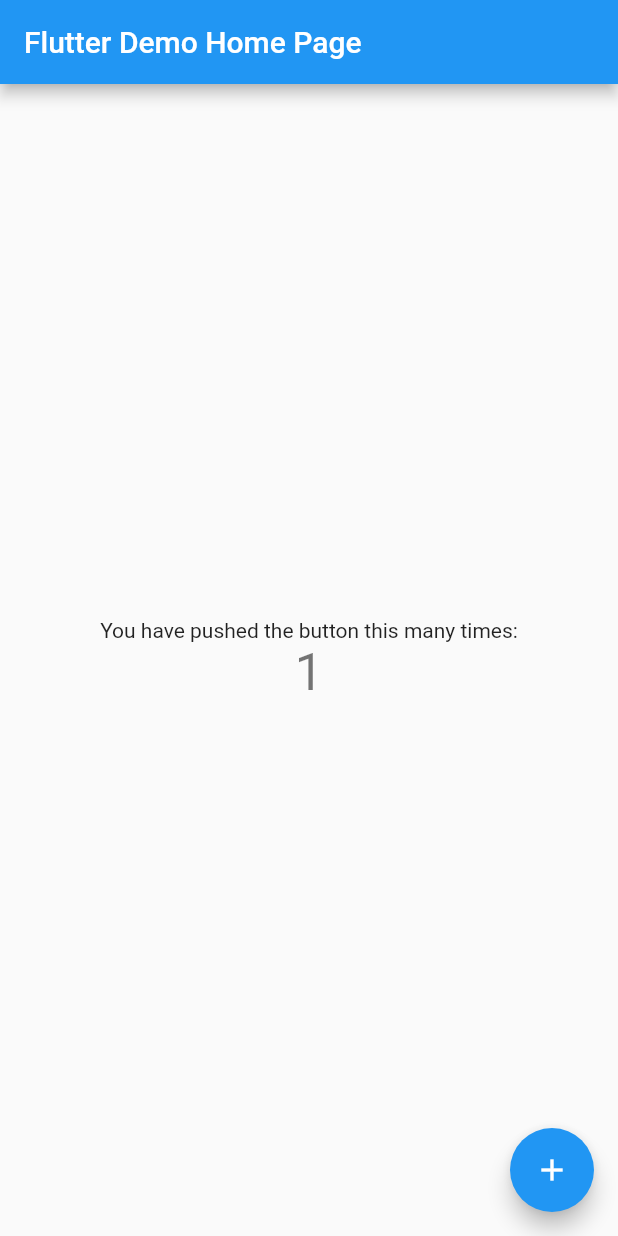
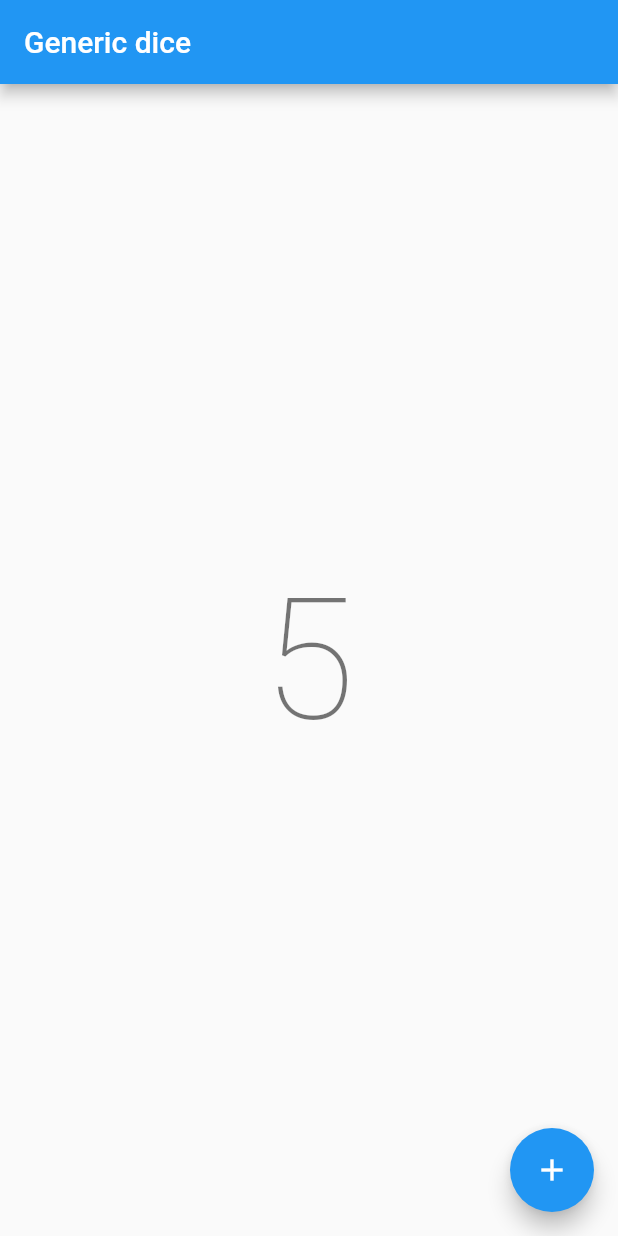
Before and after one commit to loloof64/GenericDice, a Flutter app: the MyHomePage screen opened directly, after a tap on the "add" icon, on a phone screen of 412 x 824 dp. Run offline on Flutter 3.47's test engine with Material 2 defaults, Android fonts, the phone set to English and light mode, and no system bars.

Commit message:
Basic dice without sound.

```diff
--- a/lib/main.dart
+++ b/lib/main.dart
@@ -1,41 +1,23 @@
 import 'package:flutter/material.dart';
+import 'dart:math';
 
 void main() => runApp(MyApp());
 
 class MyApp extends StatelessWidget {
-  // This widget is the root of your application.
   @override
   Widget build(BuildContext context) {
     return MaterialApp(
-      title: 'Flutter Demo',
+      title: 'Generic dice',
       theme: ThemeData(
-        // This is the theme of your application.
-        //
-        // Try running your application with "flutter run". You'll see the
-        // application has a blue toolbar. Then, without quitting the app, try
-        // changing the primarySwatch below to Colors.green and then invoke
-        // "hot reload" (press "r" in the console where you ran "flutter run",
-        // or simply save your changes to "hot reload" in a Flutter IDE).
-        // Notice that the counter didn't reset back to zero; the application
-        // is not restarted.
         primarySwatch: Colors.blue,
       ),
-      home: MyHomePage(title: 'Flutter Demo Home Page'),
+      home: MyHomePage(title: 'Generic dice'),
     );
   }
 }
 
 class MyHomePage extends StatefulWidget {
   MyHomePage({Key key, this.title}) : super(key: key);
-
-  // This widget is the home page of your application. It is stateful, meaning
-  // that it has a State object (defined below) that contains fields that affect
-  // how it looks.
-
-  // This class is the configuration for the state. It holds the values (in this
-  // case the title) provided by the parent (in this case the App widget) and
-  // used by the build method of the State. Fields in a Widget subclass are
-  // always marked "final".
 
   final String title;
 
@@ -44,68 +26,37 @@ class MyHomePage extends StatefulWidget {
 }
 
 class _MyHomePageState extends State<MyHomePage> {
-  int _counter = 0;
+  int _value = 0;
+  Random _rng = new Random();
 
-  void _incrementCounter() {
+  void _launchDice() {
     setState(() {
-      // This call to setState tells the Flutter framework that something has
-      // changed in this State, which causes it to rerun the build method below
-      // so that the display can reflect the updated values. If we changed
-      // _counter without calling setState(), then the build method would not be
-      // called again, and so nothing would appear to happen.
-      _counter++;
+      _value = _rng.nextInt(6) + 1;
     });
   }
 
   @override
   Widget build(BuildContext context) {
-    // This method is rerun every time setState is called, for instance as done
-    // by the _incrementCounter method above.
-    //
-    // The Flutter framework has been optimized to make rerunning build methods
-    // fast, so that you can just rebuild anything that needs updating rather
-    // than having to individually change instances of widgets.
     return Scaffold(
       appBar: AppBar(
-        // Here we take the value from the MyHomePage object that was created by
-        // the App.build method, and use it to set our appbar title.
         title: Text(widget.title),
       ),
       body: Center(
-        // Center is a layout widget. It takes a single child and positions it
-        // in the middle of the parent.
         child: Column(
-          // Column is also a layout widget. It takes a list of children and
-          // arranges them vertically. By default, it sizes itself to fit its
-          // children horizontally, and tries to be as tall as its parent.
-          //
-          // Invoke "debug painting" (press "p" in the console, choose the
-          // "Toggle Debug Paint" action from the Flutter Inspector in Android
-          // Studio, or the "Toggle Debug Paint" command in Visual Studio Code)
-          // to see the wireframe for each widget.
-          //
-          // Column has various properties to control how it sizes itself and
-          // how it positions its children. Here we use mainAxisAlignment to
-          // center the children vertically; the main axis here is the vertical
-          // axis because Columns are vertical (the cross axis would be
-          // horizontal).
           mainAxisAlignment: MainAxisAlignment.center,
           children: <Widget>[
             Text(
-              'You have pushed the button this many times:',
-            ),
-            Text(
-              '$_counter',
-              style: Theme.of(context).textTheme.display1,
+              '$_value',
+              style: Theme.of(context).textTheme.display4,
             ),
           ],
         ),
       ),
       floatingActionButton: FloatingActionButton(
-        onPressed: _incrementCounter,
-        tooltip: 'Increment',
+        onPressed: _launchDice,
+        tooltip: 'Launch dice',
         child: Icon(Icons.add),
-      ), // This trailing comma makes auto-formatting nicer for build methods.
+      ),
     );
   }
 }
```
Also changed, not shown: 1 other file.
